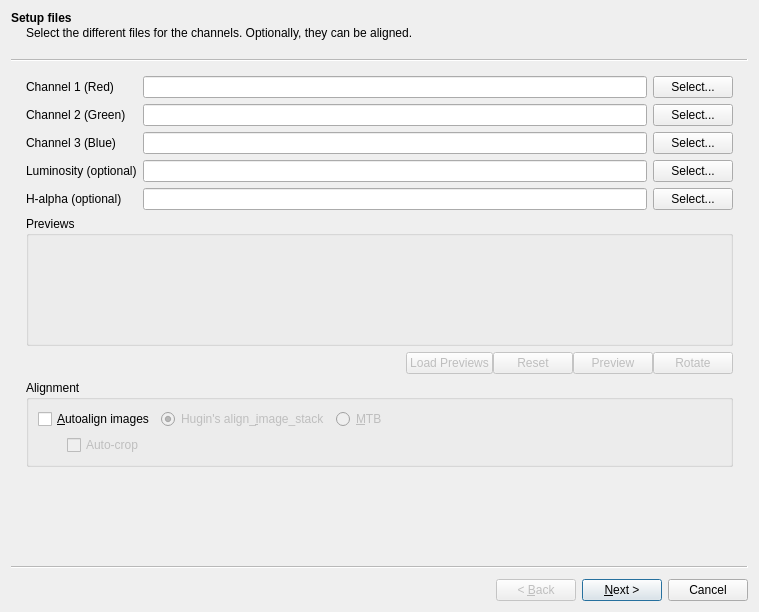
LuminanceHDR/LuminanceHDR, file src/UI/FitsImporter.ui: the form before one commit.
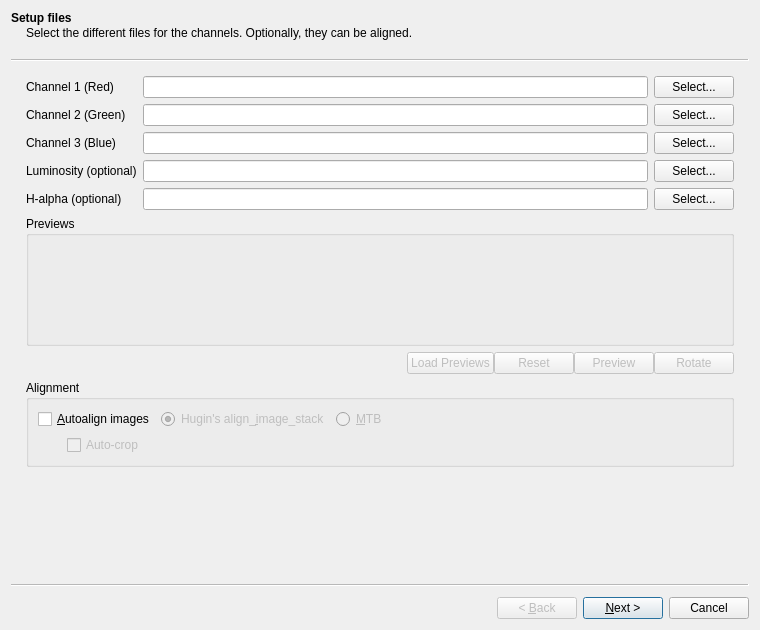
The form after the commit. Icons and pictures are not drawn. Custom widgets are drawn as their Qt base class.

Diff of the .ui file:
```diff
--- a/src/UI/FitsImporter.ui
+++ b/src/UI/FitsImporter.ui
@@ -6,8 +6,8 @@
    <rect>
     <x>0</x>
     <y>0</y>
-    <width>759</width>
-    <height>612</height>
+    <width>760</width>
+    <height>630</height>
    </rect>
   </property>
   <property name="windowTitle">
```
Left out of the diff: 11 changed lines with no effect on the pictures.
